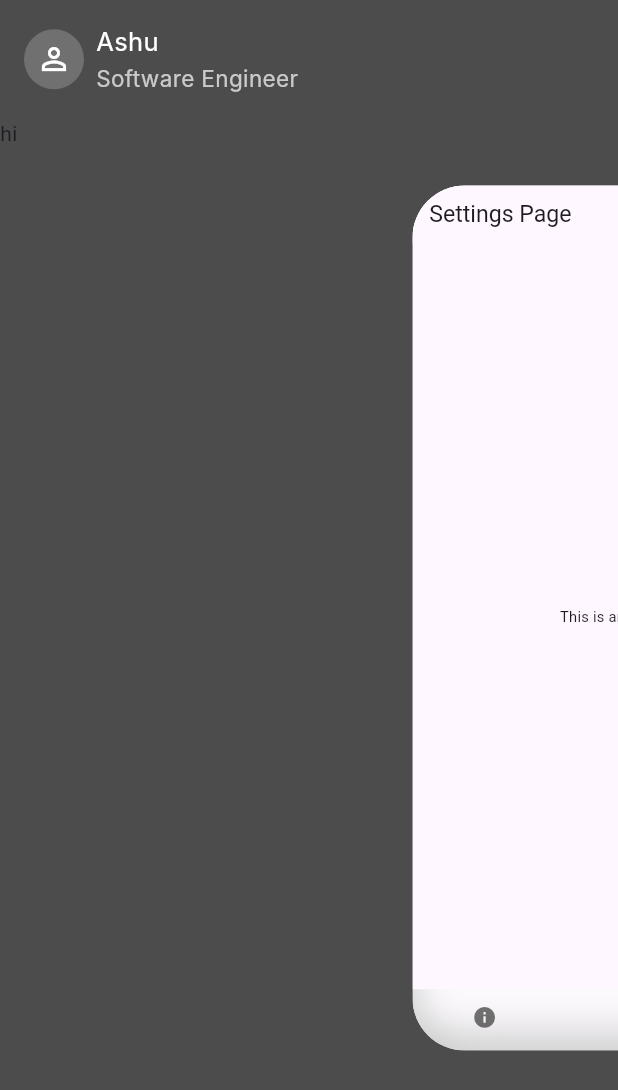
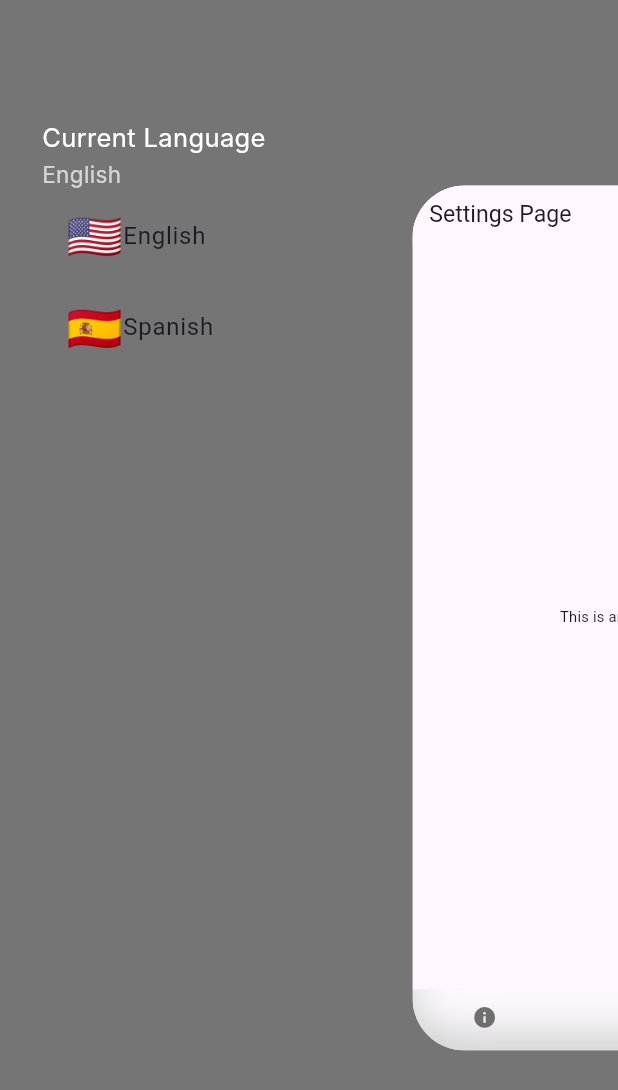
Before and after one commit to novajhasley/localization-app, a Flutter app: the screen it shows after launch, item 3 of the bottom bar chosen, on a phone screen of 412 x 824 dp. Shown: the top 1090 px of the screen. Run offline on Flutter 3.47's test engine with Material 3 defaults, Android fonts, the phone set to English and light mode, and no system bars; drawn by our look-alikes of flutter_zoom_drawer; our stand-ins replace shared_preferences; generated files the repository leaves out were written again; Roboto replaces fonts that are missing (Inter).

Commit message:
adds language change to SideMenu

```diff
--- a/lib/pages/main_page.dart
+++ b/lib/pages/main_page.dart
@@ -16,10 +16,17 @@ class MainPage extends StatefulWidget {
 
 class _MainPageState extends State<MainPage> {
   int _selectedIndex = 1;
-  final _pages = [const AboutPage(), const HomePage(), const SettingsPage()];
+  List<Widget> _pages = [];
   final _drawerController = ZoomDrawerController();
-
-
+  @override
+  void initState() {
+    super.initState();
+    _pages = [
+      const AboutPage(),
+      HomePage(drawerController: _drawerController),
+      const SettingsPage()
+    ];
+  }
 
   @override
   Widget build(BuildContext context) {
@@ -29,9 +36,12 @@ class _MainPageState extends State<MainPage> {
       angle: 0.0,
       openCurve: Curves.fastOutSlowIn,
       mainScreenTapClose: true,
+      menuBackgroundColor: Colors.grey[600] ?? Colors.grey,
       duration: const Duration(milliseconds: 500),
       menuScreenTapClose: true,
-      menuScreen: const SideMenu(),
+      menuScreen: SideMenu(
+        drawerController: _drawerController,
+      ),
       mainScreen: Scaffold(
         body: _pages[_selectedIndex],
         bottomNavigationBar: ClipRRect(
--- a/lib/pages/side_menu.dart
+++ b/lib/pages/side_menu.dart
@@ -1,7 +1,13 @@
 import 'package:flutter/material.dart';
+import 'package:flutter_zoom_drawer/flutter_zoom_drawer.dart';
+import 'package:ninjatrader_interview/classes/language.dart';
+import 'package:ninjatrader_interview/classes/language_constants.dart';
+import 'package:ninjatrader_interview/main.dart';
 
 class SideMenu extends StatefulWidget {
-  const SideMenu({super.key});
+  final ZoomDrawerController drawerController;
+
+  const SideMenu({super.key, required this.drawerController});
 
   @override
   State<SideMenu> createState() => _SideMenuState();
@@ -11,45 +17,61 @@ class _SideMenuState extends State<SideMenu> {
   @override
   Widget build(BuildContext context) {
     return Scaffold(
-      backgroundColor: Colors.black.withOpacity(0.7),
+      backgroundColor: Colors.transparent,
       body: Column(crossAxisAlignment: CrossAxisAlignment.start, children: [
         Padding(
-          padding: const EdgeInsets.all(16),
+          padding: const EdgeInsets.symmetric(horizontal: 20, vertical: 80),
           child: Row(
             children: [
-              CircleAvatar(
-                backgroundColor: Colors.white.withOpacity(0.2),
-                foregroundColor: Colors.white,
-                child: const Icon(Icons.person_outline),
-              ),
               const SizedBox(width: 8),
               Column(
                 mainAxisSize: MainAxisSize.min,
                 crossAxisAlignment: CrossAxisAlignment.start,
                 children: [
                   const Text(
-                    "Ashu",
+                    "Current Language",
                     style: TextStyle(
                         color: Colors.white, fontSize: 17, fontFamily: "Inter"),
                   ),
                   const SizedBox(height: 2),
                   Text(
-                    "Software Engineer",
+                    "English",
                     style: TextStyle(
                         color: Colors.white.withOpacity(0.7),
                         fontSize: 15,
                         fontFamily: "Inter"),
-                  )
+                  ),
+                  SizedBox(
+                    height: MediaQuery.of(context).size.height * 0.5,
+                    width: MediaQuery.of(context).size.width * 0.4,
+                    child: ListView.builder(
+                      itemCount: Language.languageList().length,
+                      itemBuilder: (context, index) {
+                        var language = Language.languageList()[index];
+                        return ListTile(
+                          onTap: () async {
+                            Locale locale =
+                                await setLocale(language.languageCode);
+                            MyApp.setLocale(context, locale);
+                            widget.drawerController.toggle!();
+                          },
+                          title: Row(
+                            // mainAxisAlignment: MainAxisAlignment.spaceAround,
+                            children: <Widget>[
+                              Text(
+                                language.flag,
+                                style: const TextStyle(fontSize: 30),
+                              ),
+                              Text(language.name)
+                            ],
+                          ),
+                        );
+                      },
+                    ),
+                  ),
                 ],
               ),
             ],
-          ),
-        ),
-        const Expanded(
-          child: SingleChildScrollView(
-            child: Column(
-              children: [Text('hi')],
-            ),
           ),
         ),
       ]),
--- a/lib/router/route_constants.dart
+++ /dev/null
@@ -1 +0,0 @@
-const String homeRoute = "home";
```
Also changed, not shown: lib/main.dart (+6 -3 lines), lib/pages/home_page.dart (+31 -2 lines), lib/router/custom_router.dart (deleted, +0 -11 lines).
